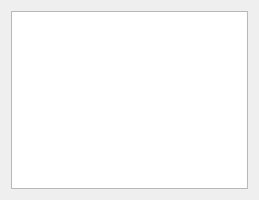
Qt form ui_files/for_stream.ui (PrincePepper/DVFU_Course_work_2020_yeticup) before a commit.
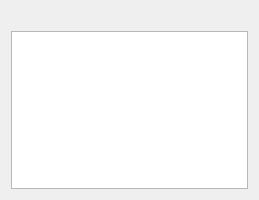
The same form after that commit.

Commit message: окно трансляции динамически меняется

```diff
--- a/ui_files/for_stream.ui
+++ b/ui_files/for_stream.ui
@@ -14,6 +14,13 @@
    <string>Dialog</string>
   </property>
   <layout class="QVBoxLayout" name="verticalLayout">
+   <item>
+    <widget class="QLabel" name="label">
+     <property name="text">
+      <string/>
+     </property>
+    </widget>
+   </item>
    <item>
     <widget class="QTableWidget" name="results_table">
      <attribute name="horizontalHeaderVisible">
```
The commit also changes 2 other files.
